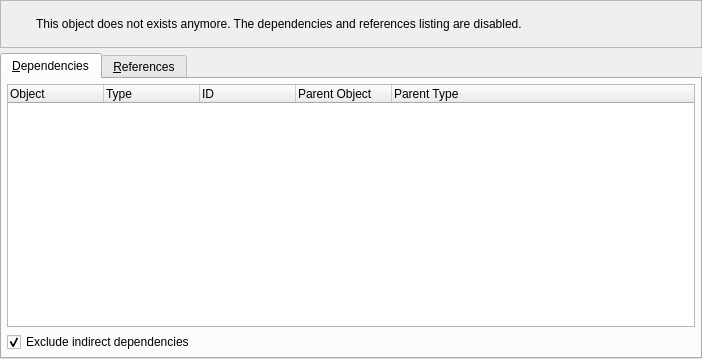
pgmodeler/pgmodeler, file libs/libgui/ui/widgets/objectdepsrefswidget.ui: the form before one commit.
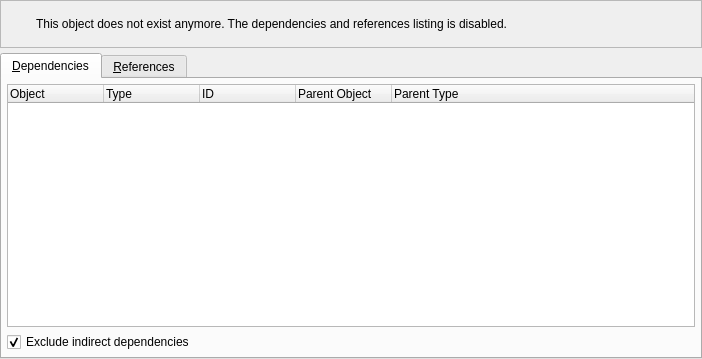
The form after the commit. Icons and pictures are not drawn.

Commit message: Refactored ObjectDepsRefsWidget signal/slot connection to new syntax

Diff of the .ui file:
```diff
--- a/libs/libgui/ui/widgets/objectdepsrefswidget.ui
+++ b/libs/libgui/ui/widgets/objectdepsrefswidget.ui
@@ -443,7 +443,7 @@
          </font>
         </property>
         <property name="text">
-         <string>This object does not exists anymore. The dependencies and references listing are disabled.</string>
+         <string>This object does not exist anymore. The dependencies and references listing is disabled.</string>
         </property>
         <property name="wordWrap">
          <bool>true</bool>
```
The commit also changes 1 other file.
